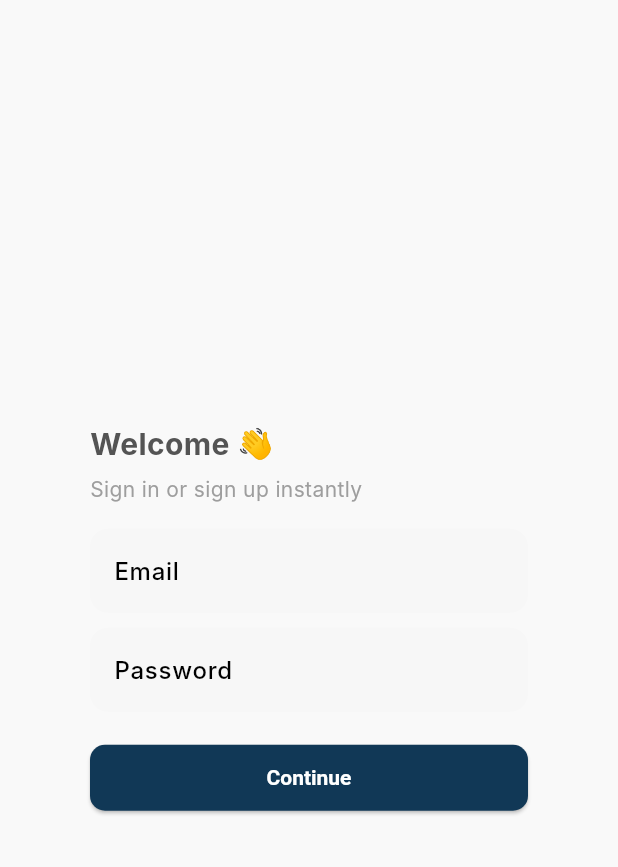
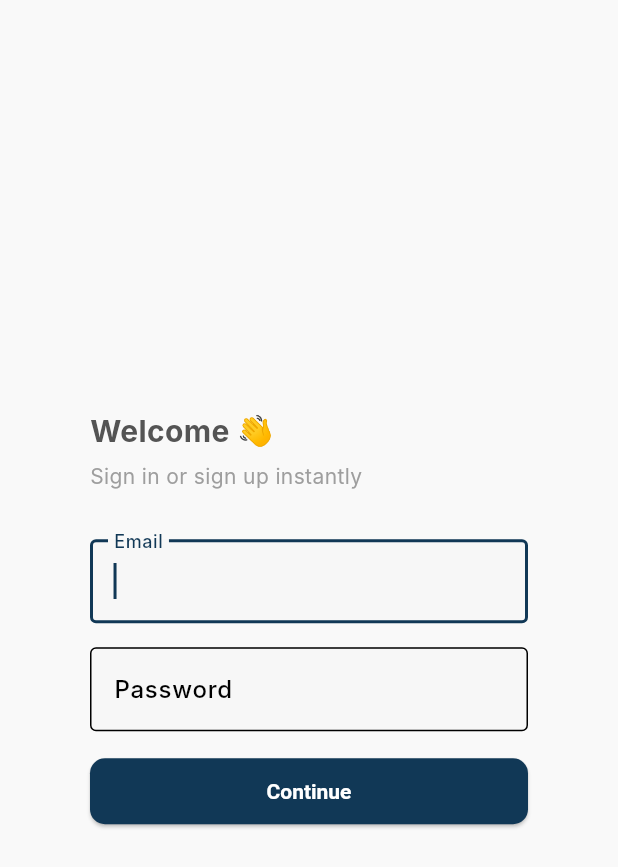
Before and after one commit to alkaffdt/motorent_cons, a Flutter app: the LoginDialog widget shown alone on an empty page, opened directly, on a phone screen of 412 x 824 dp. Shown: the top 867 px of the screen. Run offline on Flutter 3.47's test engine with Material 3 defaults, Android fonts, the phone set to English and light mode, and no system bars; our stand-ins replace dartz, flutter_riverpod, supabase, supabase_flutter, webview_flutter; missing offline and left inert: supabase_auth_ui; accounts and stored records are empty; Roboto replaces fonts that are missing (Inter); statements that could not run were skipped.

Commit message:
fix: fix UX login flow

```diff
--- a/lib/features/auth/data/repositories/auth_repository_impl.dart
+++ b/lib/features/auth/data/repositories/auth_repository_impl.dart
@@ -50,7 +50,7 @@ class AuthRepositoryImpl implements AuthRepository {
         return AuthResult(
           success: true,
           isNewUser: true,
-          message: "We’ve created your account! Please verify your email.",
+          message: "We’ve created your account! \nPlease verify your email.",
         );
       } catch (e2) {
         return AuthResult(
--- a/lib/features/auth/presentation/widgets/login_dialog.dart
+++ b/lib/features/auth/presentation/widgets/login_dialog.dart
@@ -1,5 +1,6 @@
 import 'package:flutter/material.dart';
 import 'package:flutter_riverpod/flutter_riverpod.dart';
+import 'package:motorent_cons/extensions/int_extensions.dart';
 import '../providers/auth_providers.dart';
 
 class LoginDialog extends ConsumerStatefulWidget {
@@ -25,6 +26,7 @@ class _LoginDialogState extends ConsumerState<LoginDialog> {
   String? inlineError;
   bool loading = false;
   bool requireName = false;
+  bool emailWasSent = false;
 
   @override
   Widget build(BuildContext context) {
@@ -67,33 +69,49 @@ class _LoginDialogState extends ConsumerState<LoginDialog> {
                   ),
                 ),
 
+              16.toHeightGap(),
+
               /// Email
-              TextField(
-                controller: emailCtrl,
-                decoration: const InputDecoration(labelText: "Email"),
-              ),
-              const SizedBox(height: 10),
+              if (!requireName) ...[
+                TextField(
+                  autofocus: true,
+                  controller: emailCtrl,
+                  decoration: const InputDecoration(
+                    border: OutlineInputBorder(),
+                    labelText: "Email",
+                  ),
+                ),
+                16.toHeightGap(),
+              ],
+
+              /// Password
+              if (!requireName) ...[
+                TextField(
+                  controller: passCtrl,
+                  decoration: const InputDecoration(
+                    border: OutlineInputBorder(),
+                    labelText: "Password",
+                  ),
+                  obscureText: true,
+                ),
+                16.toHeightGap(),
+              ],
 
               /// Name (only visible if required)
               if (requireName)
                 Column(
                   children: [
                     TextField(
+                      autofocus: true,
                       controller: nameCtrl,
-                      decoration: const InputDecoration(labelText: "Full Name"),
+                      decoration: const InputDecoration(
+                        border: OutlineInputBorder(),
+                        labelText: "Full Name",
+                      ),
                     ),
                     const SizedBox(height: 10),
                   ],
                 ),
-
-              /// Password
-              TextField(
-                controller: passCtrl,
-                decoration: const InputDecoration(labelText: "Password"),
-                obscureText: true,
-              ),
-
-              const SizedBox(height: 20),
 
               SizedBox(
                 width: double.infinity,
@@ -105,7 +123,13 @@ class _LoginDialogState extends ConsumerState<LoginDialog> {
                           height: 22,
                           child: CircularProgressIndicator(strokeWidth: 2),
                         )
-                      : Text(requireName ? "Create Account" : "Continue"),
+                      : Text(
+                          emailWasSent
+                              ? "Already Verified The Email"
+                              : requireName
+                              ? "Create Account"
+                              : "Continue",
+                        ),
                 ),
               ),
             ],
@@ -131,6 +155,7 @@ class _LoginDialogState extends ConsumerState<LoginDialog> {
 
     setState(() => loading = false);
 
+    // Existing users
     if (result.success && !result.isNewUser) {
       Navigator.of(context).pop();
       return;
@@ -139,6 +164,7 @@ class _LoginDialogState extends ConsumerState<LoginDialog> {
     if (result.isNewUser) {
       setState(() {
         requireName = true;
+        emailWasSent = result.isNewUser && result.success;
         inlineError = result.message;
       });
       return;
```
